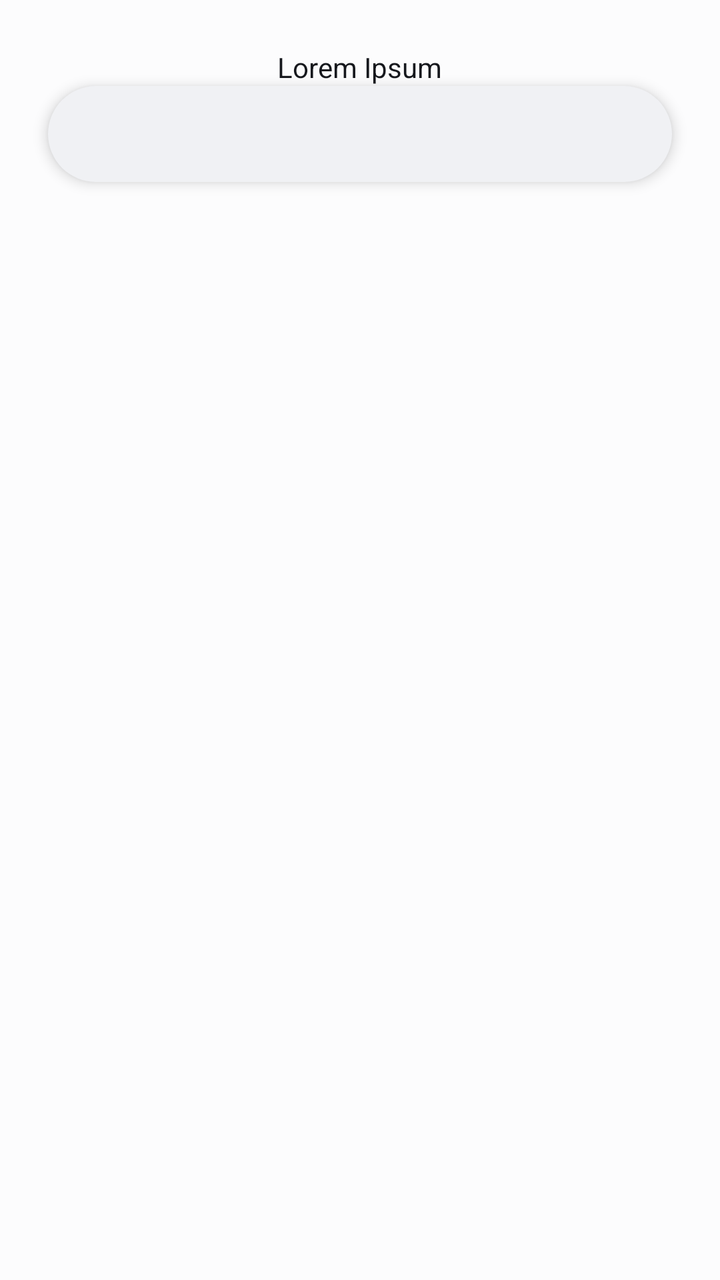
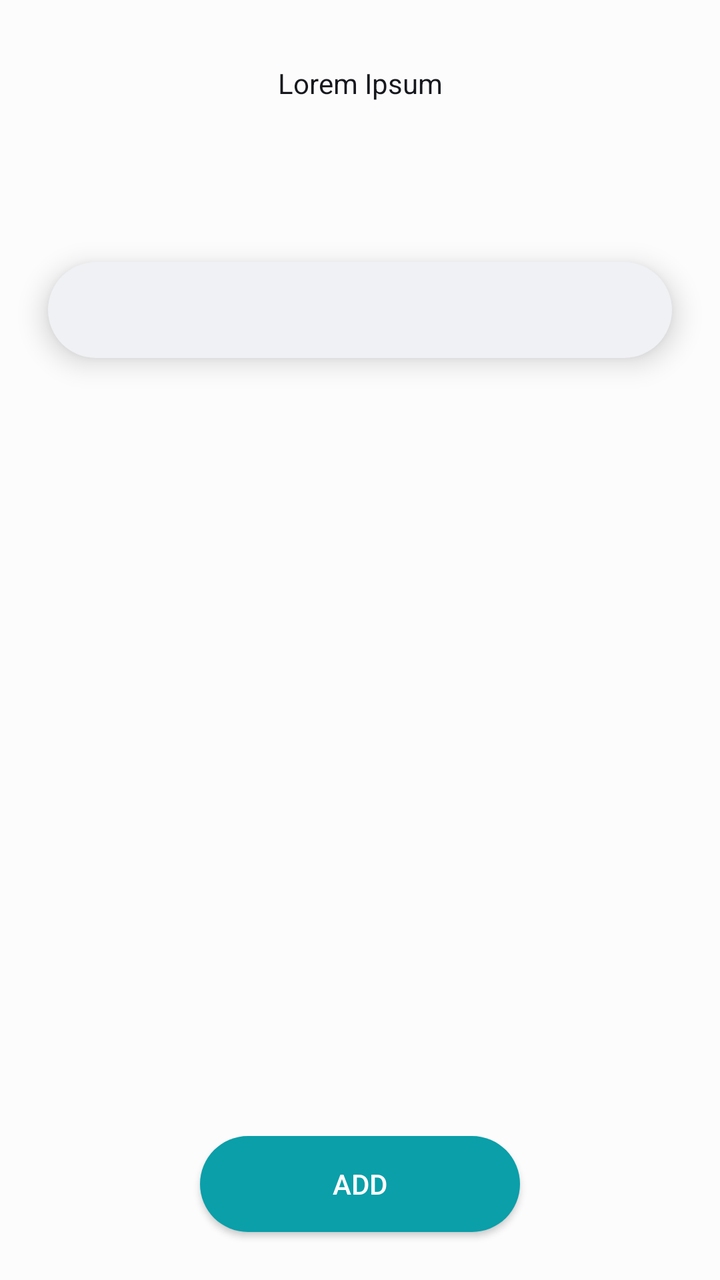

The first picture is an Android layout as it rendered before a commit; the second is the same layout after the commit. The layout source and the unified diff follow.
<!-- AndroidManifest.xml: application theme Theme.MangaCheck -->
<!-- res/layout/add_reading_set_status.xml -->
<?xml version="1.0" encoding="utf-8"?>
<LinearLayout xmlns:android="http://schemas.android.com/apk/res/android"
    xmlns:app="http://schemas.android.com/apk/res-auto"
    android:layout_width="match_parent"
    android:layout_height="match_parent"
    android:background="@color/Natural_99"
    android:clipChildren="false"
    android:clipToPadding="false"
    android:fitsSystemWindows="true"
    android:orientation="vertical"
    android:padding="@dimen/U_3"
    app:layout_constraintBottom_toTopOf="@+id/add_button"
    app:layout_constraintEnd_toEndOf="parent"
    app:layout_constraintStart_toStartOf="parent"
    app:layout_constraintTop_toTopOf="parent"
    android:divider="@drawable/empty_space">

    <TextView
        android:id="@+id/manga_title_selected"
        android:layout_width="wrap_content"
        android:layout_height="wrap_content"
        android:text="@string/missing"
        android:layout_gravity="center"
        android:textColor="?colorOnSurface"/>

    <Spinner
        android:id="@+id/status_spinner"
        android:layout_width="match_parent"
        android:layout_height="@dimen/U_6"
        android:layout_gravity="center"
        android:background="@drawable/text_input"
        android:elevation="@dimen/U_half"/>
</LinearLayout>
<!-- resources referenced by this layout -->
<resources>
  <color name="Natural_99">#FCFCFD</color>
  <dimen name="U_3">24dp</dimen>
  <dimen name="U_6">48dp</dimen>
  <dimen name="U_half">4dp</dimen>
  <!-- drawable empty_space (drawable) -->
  <?xml version="1.0" encoding="utf-8"?>
  <shape xmlns:android="http://schemas.android.com/apk/res/android">
      <size
          android:height="@dimen/U_1"
          android:width="0dp"/>
  </shape>
  <!-- drawable text_input (drawable) -->
  <?xml version="1.0" encoding="utf-8"?>
  <shape xmlns:android="http://schemas.android.com/apk/res/android"
      android:shape="rectangle">
      <solid android:color="?colorSurface"/>
      <corners android:radius="@dimen/U_13"/>
  </shape>
  <string name="missing">Lorem Ipsum</string>
  <style name="Theme.MangaCheck" parent="Theme.AppCompat.Light.NoActionBar">
          
          <item name="colorPrimary">@color/primary_35</item>
          <item name="colorPrimaryContainer">@color/primary_80</item>
          <item name="colorOnPrimary">@color/white</item>
          <item name="colorOnPrimaryContainer">@color/primary_20</item>
  
          
          <item name="colorSecondary">@color/secondary_35</item>
          <item name="colorSecondaryContainer">@color/secondary_80</item>
          <item name="colorOnSecondary">@color/white</item>
          <item name="colorOnSecondaryContainer">@color/secondary_20</item>
  
          
          <item name="colorTertiary">@color/tertiary_35</item>
          <item name="colorTertiaryContainer">@color/tertiary_80</item>
          <item name="colorOnTertiary">@color/white</item>
          <item name="colorOnTertiaryContainer">@color/tertiary_20</item>
  
          
          <item name="colorError">@color/error_35</item>
          <item name="colorErrorContainer">@color/error_80</item>
          <item name="colorOnError">@color/white</item>
          <item name="colorOnErrorContainer">@color/error_20</item>
  
          
          <item name="backgroundColor">@color/Natural_80</item>
          <item name="colorOnBackground">@color/Natural_10</item>
  
          
          <item name="colorSurface">@color/Natural_95</item>
          <item name="colorOnSurface">@color/Natural_10</item>
          <item name="colorSurfaceInverse">@color/Natural_20</item>
  
          
          <item name="colorSurfaceVariant">@color/VNatural_90</item>
          <item name="colorOnSurfaceVariant">@color/VNatural_30</item>
  
          <item name="colorOutline">@color/VNatural_50</item>
          <item name="colorOutlineVariant">@color/VNatural_80</item>
  
          <item name="android:spinnerItemStyle">@style/mySpinnerItemSelectedStyle</item>
      </style>
  <dimen name="U_1">8dp</dimen>
  <dimen name="U_13">104dp</dimen>
  <color name="primary_35">#1038A2</color>
  <color name="primary_80">#A3B9F5</color>
  <color name="white">#FFFFFFFF</color>
  <color name="primary_20">#0A205C</color>
  <color name="secondary_35">#0A9FA9</color>
  <color name="secondary_80">#9FF4F9</color>
  <color name="secondary_20">#065B60</color>
  <color name="tertiary_35">#3D4C76</color>
  <color name="tertiary_80">#BCC4DC</color>
  <color name="tertiary_20">#232B43</color>
  <color name="error_35">#B22200</color>
  <color name="error_80">#FFAC99</color>
  <color name="error_20">#661300</color>
  <color name="Natural_80">#C4C9D4</color>
  <color name="Natural_10">#16181D</color>
  <color name="Natural_95">#F0F1F4</color>
  <color name="Natural_20">#2B303B</color>
  <color name="VNatural_90">#E2E9E9</color>
  <color name="VNatural_30">#415658</color>
  <color name="VNatural_50">#6C9093</color>
  <color name="VNatural_80">#C4D3D4</color>
  <style name="mySpinnerItemSelectedStyle" parent="@android:style/Widget.Holo.TextView.SpinnerItem">
          <item name="android:textColor">@color/black</item>
      </style>
  <color name="black">#FF000000</color>
</resources>

<!-- the commit's change to res/layout/add_reading_set_status.xml (unified diff, before → after) -->
@@ -1,19 +1,12 @@
 <?xml version="1.0" encoding="utf-8"?>
-<LinearLayout xmlns:android="http://schemas.android.com/apk/res/android"
+<androidx.constraintlayout.widget.ConstraintLayout xmlns:android="http://schemas.android.com/apk/res/android"
     xmlns:app="http://schemas.android.com/apk/res-auto"
     android:layout_width="match_parent"
     android:layout_height="match_parent"
     android:background="@color/Natural_99"
     android:clipChildren="false"
     android:clipToPadding="false"
-    android:fitsSystemWindows="true"
-    android:orientation="vertical"
-    android:padding="@dimen/U_3"
-    app:layout_constraintBottom_toTopOf="@+id/add_button"
-    app:layout_constraintEnd_toEndOf="parent"
-    app:layout_constraintStart_toStartOf="parent"
-    app:layout_constraintTop_toTopOf="parent"
-    android:divider="@drawable/empty_space">
+    android:fitsSystemWindows="true">
 
     <TextView
         android:id="@+id/manga_title_selected"
@@ -21,13 +14,36 @@
         android:layout_height="wrap_content"
         android:text="@string/missing"
         android:layout_gravity="center"
-        android:textColor="?colorOnSurface"/>
+        android:textColor="?colorOnSurface"
+        android:layout_marginTop="@dimen/U_4"
+        android:layout_marginBottom="@dimen/U_4"
+        app:layout_constraintEnd_toEndOf="parent"
+        app:layout_constraintStart_toStartOf="parent"
+        app:layout_constraintTop_toTopOf="parent"/>
 
     <Spinner
         android:id="@+id/status_spinner"
         android:layout_width="match_parent"
         android:layout_height="@dimen/U_6"
         android:layout_gravity="center"
+        android:layout_marginHorizontal="@dimen/U_3"
+        android:layout_marginVertical="@dimen/U_10"
         android:background="@drawable/text_input"
-        android:elevation="@dimen/U_half"/>
-</LinearLayout>
+        android:elevation="@dimen/U_1"
+        app:layout_constraintEnd_toEndOf="parent"
+        app:layout_constraintStart_toStartOf="parent"
+        app:layout_constraintTop_toBottomOf="@id/manga_title_selected" />
+
+    <Button
+        android:id="@+id/submit_button"
+        android:layout_width="@dimen/U_20"
+        android:layout_height="@dimen/U_6"
+        android:layout_marginBottom="@dimen/U_3"
+        android:background="@drawable/submit_button"
+        android:elevation="@dimen/U_1"
+        android:text="@string/add_comic_submit"
+        app:layout_constraintBottom_toBottomOf="parent"
+        app:layout_constraintEnd_toEndOf="parent"
+        android:textColor="?colorOnSecondary"
+        app:layout_constraintStart_toStartOf="parent" />
+</androidx.constraintlayout.widget.ConstraintLayout>
<!-- resource entries referenced after the edit -->
@@ -2,14 +2,14 @@
 <resources>
   <color name="Natural_99">#FCFCFD</color>
   <dimen name="U_3">24dp</dimen>
+  <dimen name="U_4">32dp</dimen>
   <dimen name="U_6">48dp</dimen>
-  <dimen name="U_half">4dp</dimen>
-  <!-- drawable empty_space (drawable) -->
+  <!-- drawable submit_button (drawable) -->
   <?xml version="1.0" encoding="utf-8"?>
-  <shape xmlns:android="http://schemas.android.com/apk/res/android">
-      <size
-          android:height="@dimen/U_1"
-          android:width="0dp"/>
+  <shape xmlns:android="http://schemas.android.com/apk/res/android"
+      android:shape="rectangle">
+      <solid android:color="@color/secondary_35" />
+      <corners android:radius="@dimen/U_8" />
   </shape>
   <!-- drawable text_input (drawable) -->
   <?xml version="1.0" encoding="utf-8"?>
@@ -18,6 +18,7 @@
       <solid android:color="?colorSurface"/>
       <corners android:radius="@dimen/U_13"/>
   </shape>
+  <string name="add_comic_submit">Add</string>
   <string name="missing">Lorem Ipsum</string>
   <style name="Theme.MangaCheck" parent="Theme.AppCompat.Light.NoActionBar">
           
@@ -63,12 +64,15 @@
           <item name="android:spinnerItemStyle">@style/mySpinnerItemSelectedStyle</item>
       </style>
   <dimen name="U_1">8dp</dimen>
+  <dimen name="U_10">80dp</dimen>
+  <dimen name="U_20">160dp</dimen>
   <dimen name="U_13">104dp</dimen>
   <color name="primary_35">#1038A2</color>
   <color name="primary_80">#A3B9F5</color>
   <color name="white">#FFFFFFFF</color>
   <color name="primary_20">#0A205C</color>
   <color name="secondary_35">#0A9FA9</color>
+  <dimen name="U_8">64dp</dimen>
   <color name="secondary_80">#9FF4F9</color>
   <color name="secondary_20">#065B60</color>
   <color name="tertiary_35">#3D4C76</color>
